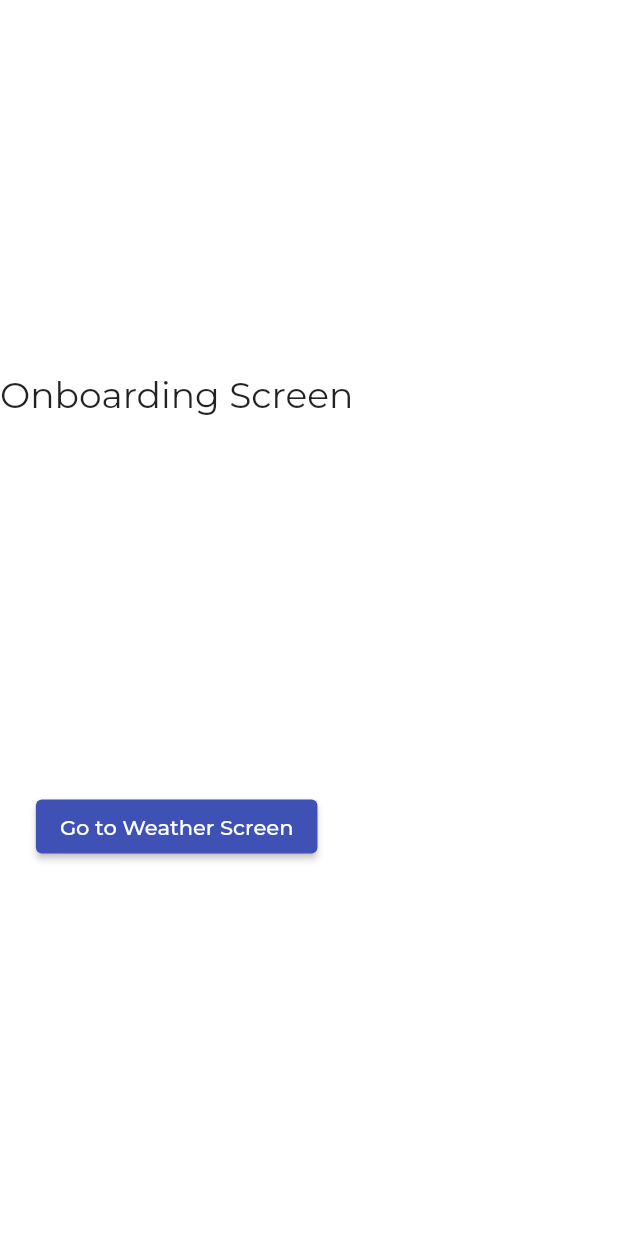
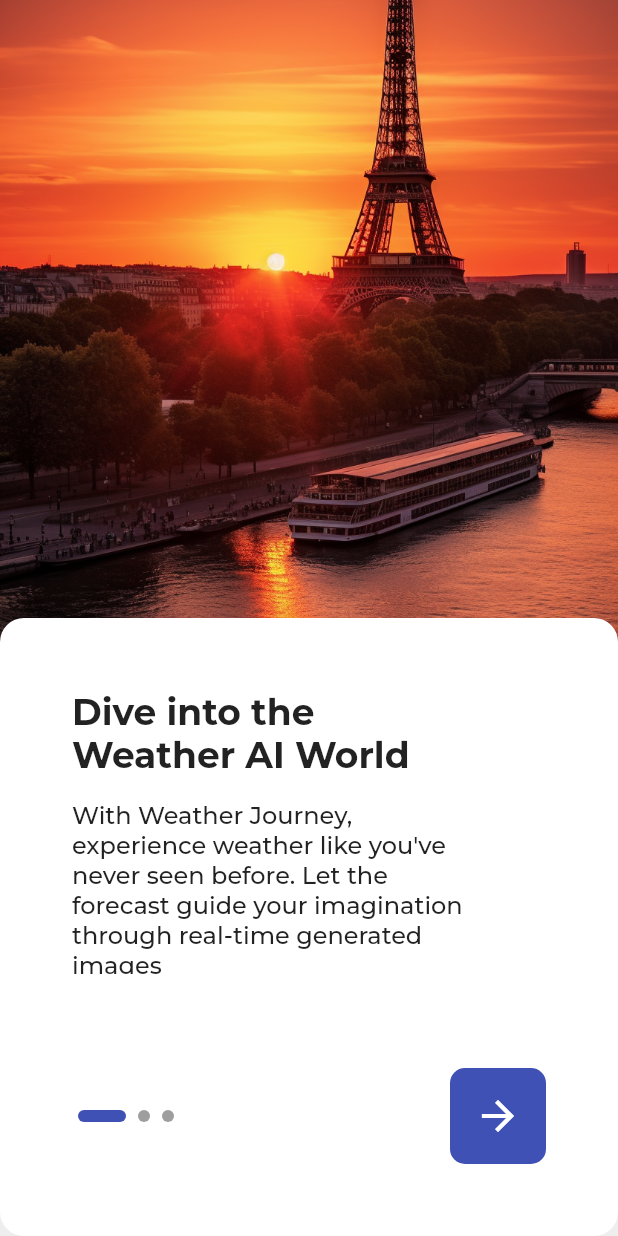
Before and after one commit to BaptisteLecat/weather_journey, a Flutter app: the screen it shows once a user with an empty profile is signed in, on a phone screen of 412 x 824 dp. Run offline on Flutter 3.47's test engine with Material 2 defaults, Android fonts, the phone set to English and light mode, and no system bars; our stand-ins replace cloud_firestore, dio, firebase_auth, firebase_core, flutter_riverpod, flutter_swipe_action_cell and 7 more; missing offline and left inert: the_apple_sign_in, weather_pack; accounts and stored records are empty; generated files the repository leaves out were written again; network calls fail.

Commit message:
Working on onboarding screen

```diff
--- a/lib/src/app.dart
+++ b/lib/src/app.dart
@@ -20,8 +20,8 @@ class MyApp extends ConsumerWidget {
           centerTitle: true,
         ),
         primaryColor: const Color(0xFF3F51B5),
-        scaffoldBackgroundColor: Colors.white,
-        //scaffoldBackgroundColor: Colors.grey[200],
+        //scaffoldBackgroundColor: Colors.white,
+        scaffoldBackgroundColor: Colors.grey[200],
         dividerColor: Colors.grey[400],
         // https://github.com/firebase/flutterfire/blob/master/packages/firebase_ui_auth/doc/theming.md
         outlinedButtonTheme: OutlinedButtonThemeData(
--- a/lib/src/features/onboarding/presentation/onboarding_screen.dart
+++ b/lib/src/features/onboarding/presentation/onboarding_screen.dart
@@ -3,34 +3,178 @@ import 'package:flutter_riverpod/flutter_riverpod.dart';
 import 'package:go_router/go_router.dart';
 import 'package:weather_assistant/src/features/authentication/data/auth_repository.dart';
 import 'package:weather_assistant/src/features/authentication/data/firestore/user_firestore_repository.dart';
+import 'package:weather_assistant/src/features/onboarding/presentation/widget/onboarding_text.dart';
+import 'package:weather_assistant/src/features/onboarding/presentation/widget/progress_indicator.dart';
 import 'package:weather_assistant/src/routing/app_router.dart';
 
-class OnboardingScreen extends ConsumerWidget {
-  const OnboardingScreen({super.key});
+class OnboardingScreen extends ConsumerStatefulWidget {
+  final int index;
+  const OnboardingScreen({super.key, this.index = 0});
 
   @override
-  Widget build(BuildContext context, WidgetRef ref) {
+  ConsumerState<OnboardingScreen> createState() => _OnboardingScreenState();
+}
+
+class _OnboardingScreenState extends ConsumerState<OnboardingScreen> {
+  late final PageController _pageController =
+      PageController(initialPage: widget.index);
+
+  late int _currentPage = widget.index;
+  @override
+  void initState() {
+    super.initState();
+    _pageController.addListener(_onPageChanged);
+  }
+
+  @override
+  void dispose() {
+    _pageController
+      ..removeListener(_onPageChanged)
+      ..dispose();
+    super.dispose();
+  }
+
+  @override
+  void didUpdateWidget(covariant OnboardingScreen oldWidget) {
+    super.didUpdateWidget(oldWidget);
+    _pageController.nextPage(
+        duration: const Duration(milliseconds: 300), curve: Curves.easeInOut);
+  }
+
+  @override
+  void didChangeDependencies() {
+    // Adjust the provider based on the image type
+    precacheImage(
+        AssetImage('assets/illustrations/onboarding${_currentPage + 1}.png'),
+        context);
+    super.didChangeDependencies();
+  }
+
+  void _onPageChanged() =>
+      setState(() => _currentPage = _pageController.page!.toInt());
+
+  @override
+  Widget build(
+    BuildContext context,
+  ) {
     return Scaffold(
-        body: Column(
-      mainAxisAlignment: MainAxisAlignment.spaceEvenly,
+        body: Stack(
+      children: [
+        PageView(
+          children: [
+            for (int i = 0; i < 3; i++)
+              Column(
+                children: [
+                  Expanded(
+                    flex: 3,
+                    child: Row(
+                      children: [
+                        Expanded(
+                          child: Image.asset(
+                            'assets/illustrations/onboarding${_currentPage + 1}.png',
+                            fit: BoxFit.fitWidth,
+                          ),
+                        ),
+                      ],
+                    ),
+                  ),
+                  const Spacer(
+                    flex: 2,
+                  ),
+                ],
+              ),
+          ],
+        ),
+        Column(
+          children: [
+            const Spacer(
+              flex: 3,
+            ),
+            Expanded(
+              flex: 3,
+              child: Container(
+                  padding: const EdgeInsets.all(48),
+                  width: double.infinity,
+                  decoration: BoxDecoration(
+                      color: Colors.white,
+                      borderRadius: BorderRadius.circular(16)),
+                  child: Column(
+                    children: [
+                      Expanded(
+                        flex: 3,
+                        child: PageView(
+                          controller: _pageController,
+                          children: [
+                            OnboardingText(
+                                title: "Dive into the Weather AI World",
+                                description:
+                                    "With Weather Journey, experience weather like you've never seen before. Let the forecast guide your imagination through real-time generated images"),
+                            OnboardingText(
+                                title: "Customize Your Experience",
+                                description:
+                                    "Whether you're into lofi or futuristic vibes, we've got you covered. Pick your preferred ambiance and watch the weather come alive in style"),
+                            OnboardingText(
+                                title: "Enjoy Continuous Magic",
+                                description:
+                                    "For our premium members, Weather Journey keeps going even in the background. Choose your favorite times of the day, and let us amaze you with breathtaking creations"),
+                          ],
+                        ),
+                      ),
+                      const Spacer(),
+                      Row(
                         crossAxisAlignment: CrossAxisAlignment.center,
                         children: [
-        Text(
-          "Onboarding Screen",
-          style: TextStyle(fontSize: 24),
+                          Row(
+                            children: [
+                              for (int i = 0; i < 3; i++)
+                                ProgressIndicatorDot(
+                                  isActive: (_currentPage == i),
                                 ),
-        ElevatedButton(
-            onPressed: () async {
-              final userUid =
-                  ref.read(appUserStreamProvider).value?.firebaseAppUser?.uid;
-              if (userUid != null) {
+                            ],
+                          ),
+                          const Spacer(),
+                          GestureDetector(
+                            onTap: () async {
+                              if (_currentPage == 2) {
+                                final String? userId =
+                                    ref.read(appUserStreamProvider).value?.id;
+                                if (userId == null) {
+                                  return;
+                                }
                                 await ref
                                     .read(userFirestoreRepositoryProvider)
-                    .updateHasSeenOnboarding(docId: userUid);
+                                    .updateHasSeenOnboarding(
+                                      docId: userId,
+                                    );
                                 context.goNamed(AppRoute.weather.name);
                               }
+                              _pageController.nextPage(
+                                  duration: const Duration(milliseconds: 300),
+                                  curve: Curves.easeInOutCirc);
                             },
-            child: Text("Go to Weather Screen")),
+                            child: Container(
+                              height: 64,
+                              width: 64,
+                              decoration: BoxDecoration(
+                                color: Theme.of(context).primaryColor,
+                                borderRadius: BorderRadius.circular(10),
+                              ),
+                              child: const Center(
+                                child: Icon(
+                                  Icons.arrow_forward,
+                                  color: Colors.white,
+                                  size: 32,
+                                ),
+                              ),
+                            ),
+                          )
+                        ],
+                      ),
+                    ],
+                  )),
+            ),
+          ],
+        )
       ],
     ));
   }
--- /dev/null
+++ b/lib/src/features/onboarding/presentation/widget/onboarding_text.dart
@@ -0,0 +1,38 @@
+import 'package:flutter/material.dart';
+
+class OnboardingText extends StatelessWidget {
+  final String title;
+  final String description;
+  const OnboardingText(
+      {super.key, required this.title, required this.description});
+
+  @override
+  Widget build(BuildContext context) {
+    return Row(
+      children: [
+        Expanded(
+          flex: 5,
+          child: Column(
+            crossAxisAlignment: CrossAxisAlignment.start,
+            children: [
+              Text(title,
+                  style: Theme.of(context)
+                      .textTheme
+                      .headlineSmall!
+                      .copyWith(fontWeight: FontWeight.bold)),
+              const SizedBox(
+                height: 16,
+              ),
+              Text(description,
+                  style: Theme.of(context)
+                      .textTheme
+                      .bodyLarge!
+                      .copyWith(fontSize: 16)),
+            ],
+          ),
+        ),
+        const Spacer(),
+      ],
+    );
+  }
+}
--- /dev/null
+++ b/lib/src/features/onboarding/presentation/widget/progress_indicator.dart
@@ -0,0 +1,21 @@
+import 'package:flutter/material.dart';
+
+class ProgressIndicatorDot extends StatelessWidget {
+  final bool isActive;
+  const ProgressIndicatorDot({super.key, this.isActive = false});
+
+  @override
+  Widget build(BuildContext context) {
+    return Container(
+      height: 8,
+      width: (isActive) ? 32 : 8,
+      margin: const EdgeInsets.symmetric(horizontal: 4),
+      decoration: BoxDecoration(
+          borderRadius: (isActive) ? BorderRadius.circular(16) : null,
+          shape: (!isActive) ? BoxShape.circle : BoxShape.rectangle,
+          color: (isActive)
+              ? Theme.of(context).primaryColor
+              : Theme.of(context).disabledColor),
+    );
+  }
+}
--- a/lib/src/features/weather/presentation/weather_screen.dart
+++ b/lib/src/features/weather/presentation/weather_screen.dart
@@ -96,7 +96,7 @@ class _WeatherScreenState extends ConsumerState<WeatherScreen> {
                         icon: Icon(
                           Icons.menu_rounded,
                           size: 44,
-                          color: Colors.white,
+                          color: Colors.black,
                         )),
                   ]),
                 ),
--- a/lib/src/routing/app_router.dart
+++ b/lib/src/routing/app_router.dart
@@ -47,7 +47,7 @@ GoRouter goRouter(ProviderRef<GoRouter> ref) {
           final bool? hasSeenOnboarding =
               ref.read(appUserStreamProvider).value?.hasSeenOnboarding;
           if (hasSeenOnboarding == null || !hasSeenOnboarding) {
-            return '/onboarding';
+            if (!state.location.contains('onboarding')) return '/onboarding';
           }
         }
       } else {
@@ -61,7 +61,11 @@ GoRouter goRouter(ProviderRef<GoRouter> ref) {
       GoRoute(
         path: '/onboarding',
         name: AppRoute.onboarding.name,
-        builder: (context, state) => const OnboardingScreen(),
+        pageBuilder: (context, state) {
+          return MaterialPage(
+            child: OnboardingScreen(),
+          );
+        },
       ),
       GoRoute(
         path: '/appInitialization',
```
Also changed, not shown: assets/illustrations/onboarding1.png (added), assets/illustrations/onboarding2.png (added), assets/illustrations/onboarding3.png (added), assets/illustrations/temp_background0.png (deleted), assets/illustrations/temp_background1.png (deleted). Lines whose indentation alone changed are shown as unchanged.
